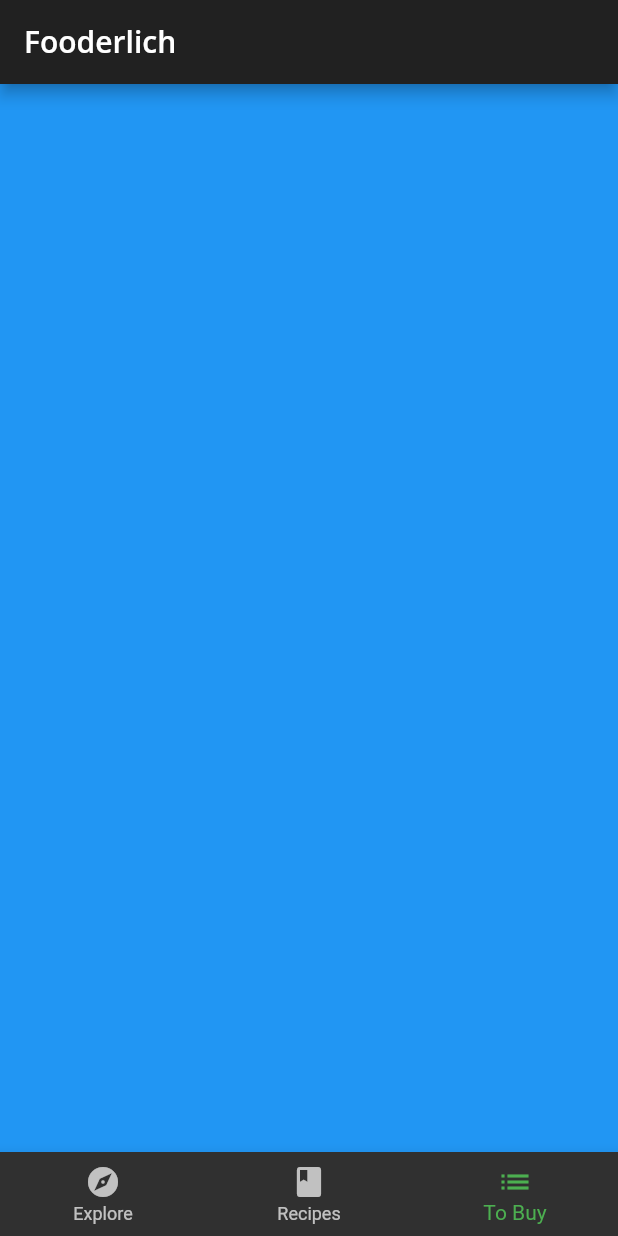
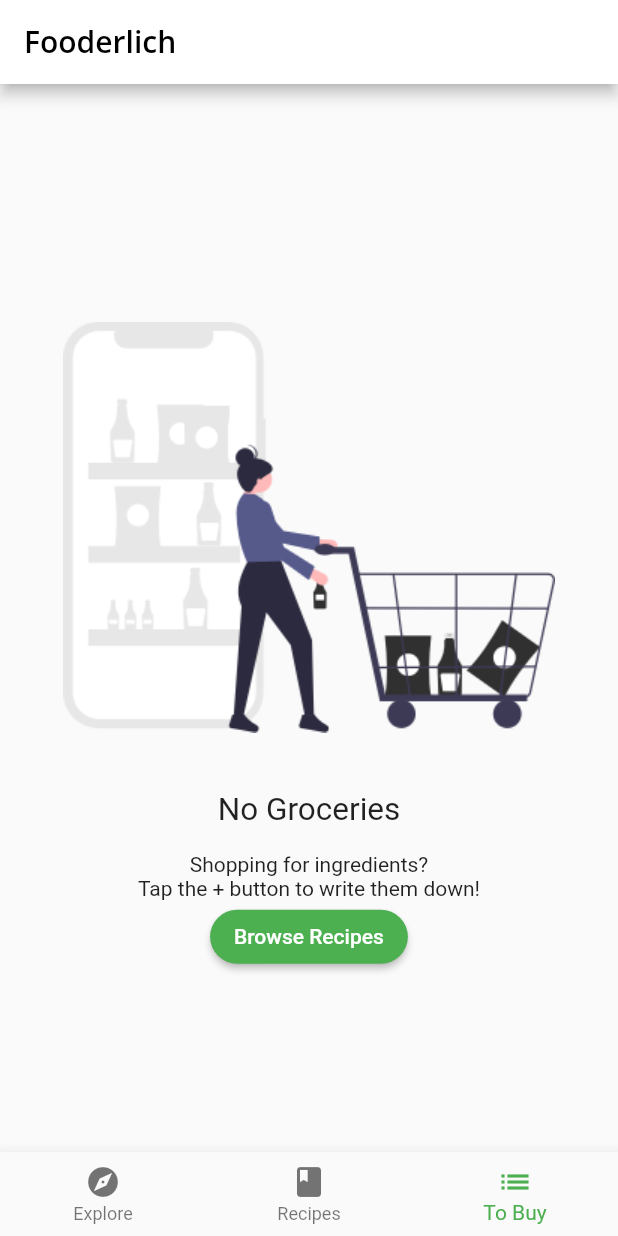
Before and after one commit to daolq-2712/Structure_Flutter, a Flutter app: the screen it shows after launch, item 3 of the bottom bar chosen, on a phone screen of 412 x 824 dp. Run offline on Flutter 3.47's test engine with Material 2 defaults, Android fonts, the phone set to English and light mode, and no system bars; our stand-ins replace google_fonts.

Commit message:
step 1: UI

```diff
--- a/lib/home.dart
+++ b/lib/home.dart
@@ -1,6 +1,6 @@
 import 'package:flutter/material.dart';
 import 'package:structureflutter/screens/recipes_screen.dart';
-
+import 'screens/grocery_screen.dart';
 import 'screens/explore_screen.dart';
 
 class Home extends StatefulWidget {
@@ -15,7 +15,7 @@ class _HomeState extends State<Home> {
   static List<Widget> pages = [
     const ExploreScreen(),
     RecipesScreen(),
-    Container(color: Colors.blue),
+    GroceryScreen(),
   ];
 
   void _onItemTapped(int index) {
--- a/lib/main.dart
+++ b/lib/main.dart
@@ -13,7 +13,7 @@ class Fooderlich extends StatelessWidget {
 
   @override
   Widget build(BuildContext context) {
-    final theme = FooderlichTheme.dark();
+    final theme = FooderlichTheme.light();
     // 3
     return MaterialApp(
       theme: theme,
--- a/lib/models/models.dart
+++ b/lib/models/models.dart
@@ -2,3 +2,4 @@ export 'explore_recipe.dart';
 export 'post.dart';
 export 'simple_recipe.dart';
 export 'explore_data.dart';
+export 'grocery_item.dart';
--- /dev/null
+++ b/lib/screens/empty_grocery_screen.dart
@@ -0,0 +1,43 @@
+import 'package:flutter/material.dart';
+
+class EmptyGroceryScreen extends StatelessWidget {
+  const EmptyGroceryScreen({Key? key}) : super(key: key);
+
+  @override
+  Widget build(BuildContext context) {
+    return Padding(
+      padding: const EdgeInsets.all(30),
+      child: Center(
+        child: Column(
+          mainAxisAlignment: MainAxisAlignment.center,
+          children: [
+            Flexible(
+                child: AspectRatio(
+              aspectRatio: 1 / 1,
+              child: Image.asset('assets/fooderlich_assets/empty_list.png'),
+            )),
+            const Text(
+              'No Groceries',
+              style: TextStyle(fontSize: 21.0),
+            ),
+            const SizedBox(height: 16),
+            const Text(
+              'Shopping for ingredients?\n'
+              'Tap the + button to write them down!',
+              textAlign: TextAlign.center,
+            ),
+            MaterialButton(
+                onPressed: () {
+                  // TODO 8: Go to recipes tab
+                },
+                color: Colors.green,
+                textColor: Colors.white,
+                shape: RoundedRectangleBorder(
+                    borderRadius: BorderRadius.circular(30)),
+                child: const Text('Browse Recipes'))
+          ],
+        ),
+      ),
+    );
+  }
+}
--- /dev/null
+++ b/lib/screens/grocery_screen.dart
@@ -0,0 +1,13 @@
+import 'package:flutter/material.dart';
+import 'empty_grocery_screen.dart';
+
+class GroceryScreen extends StatelessWidget {
+  const GroceryScreen({Key? key}) : super(key: key);
+
+  @override
+  Widget build(BuildContext context) {
+// TODO 4: Add a scaffold widget
+    return const EmptyGroceryScreen();
+  }
+// TODO: Add buildGroceryScreen
+}
--- a/pubspec.yaml
+++ b/pubspec.yaml
@@ -37,3 +37,4 @@ flutter:
     - assets/magazine_pics/
     - assets/sample_data/
     - assets/profile_pics/
+    - assets/fooderlich_assets/
```
Also changed, not shown: lib/models/grocery_item.dart (added, +44 -0 lines), assets/fooderlich_assets/empty_list.png (added).
